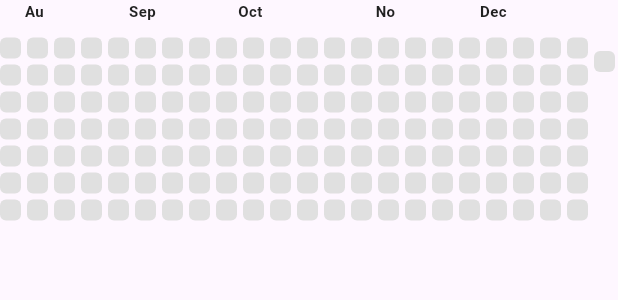
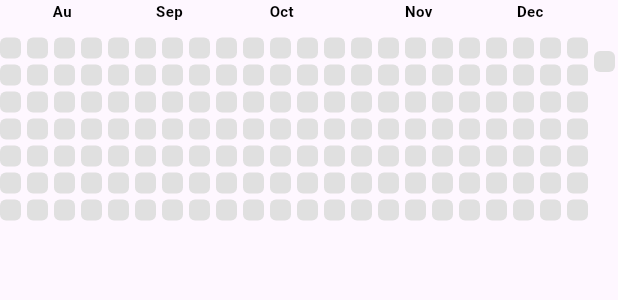
Before and after one commit to jenishzalavadiya-spec/tracking-task, a Flutter app: the YearlyGraphWidget widget shown alone on an empty page, opened directly with empty values, on a phone screen of 412 x 824 dp. Shown: the top 300 px of the screen. Run offline on Flutter 3.47's test engine with Material 3 defaults, Android fonts, the phone set to English and light mode, and no system bars; our stand-ins replace cloud_firestore, device_preview, firebase_core, flutter_bloc; accounts and stored records are empty.

```diff
--- a/lib/features/tasks/tracking_bloc/tracking_bloc.dart
+++ b/lib/features/tasks/tracking_bloc/tracking_bloc.dart
@@ -18,6 +18,7 @@ class TrackingBloc extends Bloc<TrackingEvent, TrackingState> {
     on<Tap>(_onTap);
     on<ListenTask>(_onListenTask);
     on<UpdateTask>(_onUpdateTask);
+    on<LoadingGraphData>(_onLoadingGraphData);
   }
   FutureOr<void> _onAddTask(AddTask event, Emitter<TrackingState> emit) {
     TaskReop().addData(event.name.toString(), event.description.toString());
@@ -105,4 +106,13 @@ class TrackingBloc extends Bloc<TrackingEvent, TrackingState> {
   FutureOr<void> _onUpdateTask(UpdateTask event, Emitter<TrackingState> emit) {
     emit(state.copyWith(tasks: event.tasks));
   }
+
+  FutureOr<void> _onLoadingGraphData(
+    LoadingGraphData event,
+    Emitter<TrackingState> emit,
+  ) async {
+    final lineGraph = await TaskReop().getDailySeconds(event.id);
+    final commitGraph = await TaskReop().getYearlyHours(event.id);
+    emit(state.copyWith(commitGraph: commitGraph, lineGraph: lineGraph));
+  }
 }
--- a/lib/features/tasks/tracking_bloc/tracking_event.dart
+++ b/lib/features/tasks/tracking_bloc/tracking_event.dart
@@ -27,3 +27,8 @@ class UpdateTask extends TrackingEvent {
 
   UpdateTask({required this.tasks});
 }
+
+class LoadingGraphData extends TrackingEvent {
+  final String id;
+  LoadingGraphData({required this.id});
+}
--- a/lib/features/tasks/tracking_bloc/tracking_state.dart
+++ b/lib/features/tasks/tracking_bloc/tracking_state.dart
@@ -6,7 +6,11 @@ class TrackingState {
   final int currentIndex;
   final String currentSession;
   final List<TaskModel>? tasks;
+  final Map<DateTime, double>? commitGraph;
+  final Map<String, int>? lineGraph;
   const TrackingState({
+    this.commitGraph,
+    this.lineGraph,
     this.currentIndex = 0,
     this.seconds = 0,
     this.isRunning = false,
@@ -19,6 +23,8 @@ class TrackingState {
     // final bool isToggle;
   });
   TrackingState copyWith({
+    Map<String, int>? lineGraph,
+    Map<DateTime, double>? commitGraph,
     bool? isToggle,
     task,
     bool? isRunning,
@@ -35,6 +41,8 @@ class TrackingState {
       currentIndex: currentIndex ?? this.currentIndex,
       tasks: tasks ?? this.tasks,
       currentSession: currentSession ?? this.currentSession,
+      lineGraph: lineGraph ?? this.lineGraph,
+      commitGraph: commitGraph ?? this.commitGraph,
     );
   }
 }
--- a/lib/features/tasks/widgets/alert_dialog_widget.dart
+++ b/lib/features/tasks/widgets/alert_dialog_widget.dart
@@ -7,7 +7,6 @@ import '../tracking_bloc/tracking_state.dart';
 
 class DialogBox extends StatefulWidget {
   const DialogBox({super.key});
-
   @override
   State<DialogBox> createState() => _DialogBoxState();
 }
@@ -16,7 +15,6 @@ class _DialogBoxState extends State<DialogBox> {
   final TextEditingController taskNameController = TextEditingController();
   final TextEditingController taskDescriptionController =
       TextEditingController();
-
   @override
   Widget build(BuildContext context) {
     return BlocConsumer<TrackingBloc, TrackingState>(
--- a/lib/features/tasks/widgets/graph_widget.dart
+++ b/lib/features/tasks/widgets/graph_widget.dart
@@ -90,7 +90,9 @@ class GraphWidget extends StatelessWidget {
       return FlSpot(i.toDouble(), values[i]);
     });
 
-    final maxY = (values.reduce((a, b) => a > b ? a : b) + 1).ceilToDouble();
+    final maxY = (values
+        .fold(0, (a, b) => (a > b ? a : b).toInt() + 1)
+        .ceilToDouble());
 
     return SingleChildScrollView(
       child: Column(
--- a/lib/features/tasks/widgets/yearly_graph_widget.dart
+++ b/lib/features/tasks/widgets/yearly_graph_widget.dart
@@ -191,14 +191,14 @@ class YearlyGraphWidget extends StatelessWidget {
                 }
 
                 return SizedBox(
-                  width: 18,
+                  width: 18.5,
                   height: 19,
                   child: Text(
-                    textAlign: TextAlign.center,
+                    textAlign: TextAlign.right,
                     text,
                     style: TextStyle(
                       fontSize: 10,
-                      color: Colors.grey.shade900,
+                      color: Colors.black,
                       fontWeight: FontWeight.bold,
                     ),
                   ),
@@ -222,10 +222,7 @@ class YearlyGraphWidget extends StatelessWidget {
                     child: Text(
                       weekDays[i],
                       textAlign: TextAlign.left,
-                      style: TextStyle(
-                        fontSize: 10,
-                        color: Colors.grey.shade900,
-                      ),
+                      style: TextStyle(fontSize: 10, color: Colors.black),
                     ),
                   );
                 }),
@@ -234,9 +231,7 @@ class YearlyGraphWidget extends StatelessWidget {
               const SizedBox(width: 4),
 
               // ✅ Heatmap Blocks
-              Transform.translate(
-                offset: Offset(0, 0),
-                child: Row(
+              Row(
                 children: List.generate(columns, (c) {
                   return Column(
                     children: List.generate(7, (r) {
@@ -267,7 +262,6 @@ class YearlyGraphWidget extends StatelessWidget {
                   );
                 }),
               ),
-              ),
             ],
           ),
         ],
```
Also changed, not shown: lib/features/tasks/screens/task_data_screen.dart (+69 -39 lines), lib/main.dart (+3 -6 lines). Lines whose indentation alone changed are shown as unchanged.
